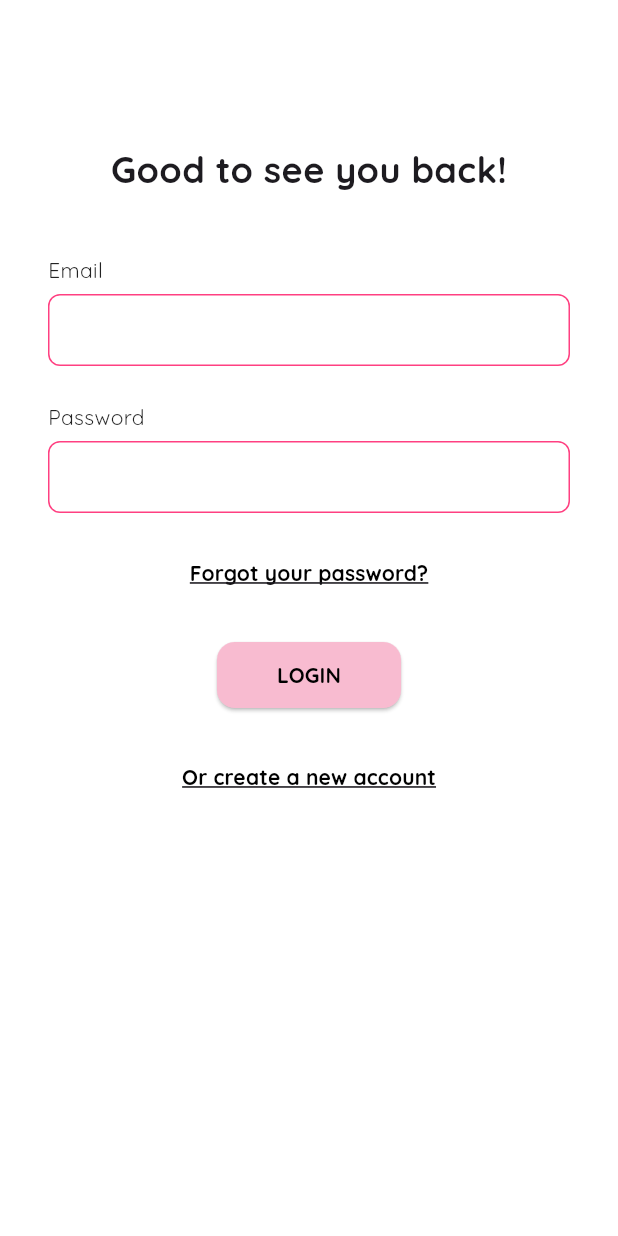
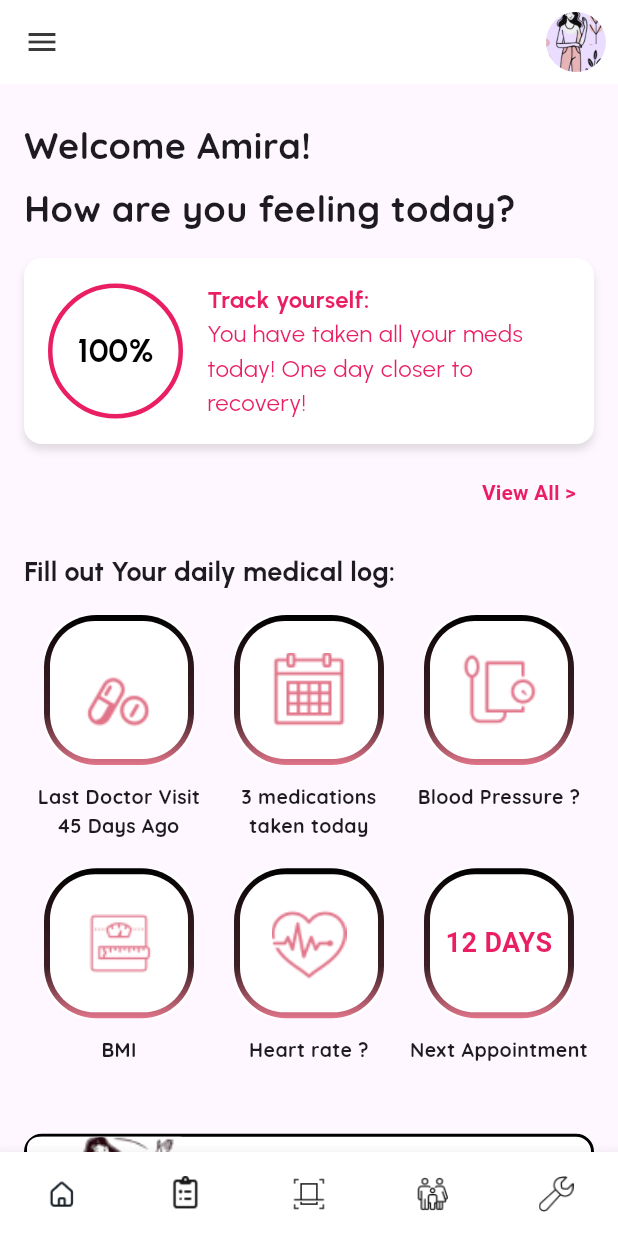
Before and after one commit to BechiriElbatoul/Pink-Bytes-Project, a Flutter app: the screen it shows after launch, on a phone screen of 412 x 824 dp. Run offline on Flutter 3.47's test engine with Material 3 defaults, Android fonts, the phone set to English and light mode, and no system bars.

Commit message:
Committing all changes, including fonts, login, main.dart, and pubspec.yaml updates

```diff
--- /dev/null
+++ b/Frontend/mobile-app/pinktober/lib/Home_page.dart
@@ -0,0 +1,339 @@
+import 'package:flutter/material.dart';
+
+class HomePage extends StatelessWidget {
+  const HomePage({super.key});
+
+  @override
+  Widget build(BuildContext context) {
+    return Scaffold(
+      appBar: AppBar(
+        backgroundColor: Colors.white,
+        elevation: 0,
+        actions: [
+          Padding(
+            padding: const EdgeInsets.all(8.0),
+            child: CircleAvatar(
+              backgroundImage: AssetImage('assets/images/sign_up.png'),
+            ),
+          ),
+        ],
+        leading: IconButton(
+          icon: const Icon(Icons.menu, color: Color.fromARGB(255, 58, 56, 56)),
+          onPressed: () {},
+        ),
+      ),
+      body: SingleChildScrollView(
+        child: Padding(
+          padding: const EdgeInsets.all(16.0),
+          child: Column(
+            crossAxisAlignment: CrossAxisAlignment.start,
+            children: [
+              const SizedBox(height: 8),
+              const Text(
+                'Welcome Amira!',
+                style: TextStyle(
+                  fontSize: 24,
+                  fontWeight: FontWeight.bold,
+                  fontFamily: 'Quicksand',
+                ),
+              ),
+              const SizedBox(height: 8),
+              const Text(
+                'How are you feeling today?',
+                style: TextStyle(
+                  fontSize: 24,
+                  fontWeight: FontWeight.bold,
+                  fontFamily: 'Quicksand',
+                ),
+              ),
+              const SizedBox(height: 16),
+              _buildProgressCard(),
+              const SizedBox(height: 8),
+              Align(
+                alignment: Alignment.centerRight,
+                child: TextButton(
+                  onPressed: () {},
+                  child: const Text(
+                    'View All >',
+                    style: TextStyle(
+                      color: Colors.pink,
+                      fontWeight: FontWeight.bold,
+                    ),
+                  ),
+                ),
+              ),
+              const SizedBox(height: 16),
+              const Text(
+                'Fill out Your daily medical log:',
+                style: TextStyle(
+                    fontSize: 18,
+                    fontWeight: FontWeight.bold,
+                    fontFamily: 'Urbanist'),
+              ),
+              const SizedBox(height: 8),
+              _buildScareSection(),
+              const SizedBox(height: 16),
+              _buildImageTextRectangle(),
+            ],
+          ),
+        ),
+      ),
+      bottomNavigationBar: _buildBottomNavigationBar(),
+    );
+  }
+
+  BottomNavigationBar _buildBottomNavigationBar() {
+    return BottomNavigationBar(
+      items: [
+        BottomNavigationBarItem(
+          icon: Image.asset('assets/images/Home.png', width: 24, height: 24),
+          label: '',
+        ),
+        BottomNavigationBarItem(
+          icon: Image.asset('assets/images/nav 1.png', width: 24, height: 24),
+          label: '',
+        ),
+        BottomNavigationBarItem(
+          icon: Image.asset('assets/images/nav 2.png', width: 24, height: 24),
+          label: '',
+        ),
+        BottomNavigationBarItem(
+          icon: Image.asset('assets/images/nav 3.png', width: 24, height: 24),
+          label: '',
+        ),
+        BottomNavigationBarItem(
+          icon: Image.asset('assets/images/nav 4.png', width: 24, height: 24),
+          label: '',
+        ),
+      ],
+      currentIndex: 0,
+      onTap: (index) {},
+      backgroundColor: Colors.white,
+      selectedItemColor: Colors.pink,
+      unselectedItemColor: Colors.grey,
+      type: BottomNavigationBarType.fixed,
+      selectedFontSize: 0,
+      unselectedFontSize: 0,
+    );
+  }
+
+  Widget _buildProgressCard() {
+    return Container(
+      padding: const EdgeInsets.all(16.0),
+      decoration: BoxDecoration(
+        color: Colors.white,
+        borderRadius: BorderRadius.circular(12),
+        boxShadow: [
+          BoxShadow(
+            color: Colors.black12,
+            offset: const Offset(0, 4),
+            blurRadius: 4,
+          ),
+        ],
+      ),
+      child: Row(
+        crossAxisAlignment: CrossAxisAlignment.center,
+        children: [
+          // Pink circle with border
+          Container(
+            width: 90,
+            height: 90,
+            decoration: BoxDecoration(
+              shape: BoxShape.circle,
+              border: Border.all(color: Colors.pink, width: 3),
+              color: Colors.white,
+            ),
+            child: const Center(
+              child: Text(
+                '100%',
+                style: TextStyle(
+                  color: Colors.black,
+                  fontWeight: FontWeight.bold,
+                  fontFamily: 'Urbanist',
+                  fontSize: 22,
+                ),
+              ),
+            ),
+          ),
+          const SizedBox(width: 16),
+          Expanded(
+            child: Column(
+              crossAxisAlignment: CrossAxisAlignment.start,
+              children: [
+                const Text(
+                  'Track yourself:',
+                  style: TextStyle(
+                    fontSize: 16,
+                    color: Colors.pink,
+                    fontFamily: 'Urbanist',
+                    fontWeight: FontWeight.bold,
+                  ),
+                ),
+                const Text(
+                  'You have taken all your meds today! One day closer to recovery!',
+                  style: TextStyle(
+                    fontSize: 16,
+                    color: Colors.pink,
+                    fontFamily: 'Urbanist',
+                    fontWeight: FontWeight.normal,
+                  ),
+                ),
+              ],
+            ),
+          ),
+        ],
+      ),
+    );
+  }
+
+  Widget _buildScareSection() {
+    final List<String> labels = [
+      'Last Doctor Visit 45 Days Ago',
+      '3 medications taken today',
+      'Blood Pressure ?',
+      'BMI',
+      'Heart rate ?',
+      'Next Appointment',
+    ];
+
+    return GridView.count(
+      crossAxisCount: 3,
+      childAspectRatio: 0.75,
+      shrinkWrap: true,
+      physics: const NeverScrollableScrollPhysics(),
+      children: List.generate(6, (index) {
+        return Column(
+          mainAxisSize: MainAxisSize.min,
+          children: [
+            Container(
+              width: 100,
+              height: 100,
+              margin: const EdgeInsets.all(8.0),
+              decoration: BoxDecoration(
+                color: Colors.white,
+                borderRadius: BorderRadius.circular(30),
+                border: Border.all(
+                  width: 0.0001,
+                ),
+              ),
+              child: Stack(
+                children: [
+                  Positioned.fill(
+                    child: Container(
+                      decoration: BoxDecoration(
+                        borderRadius: BorderRadius.circular(35),
+                        gradient: LinearGradient(
+                          colors: [
+                            const Color(0xFF000000),
+                            const Color(0xFF2B161A),
+                            const Color(0xFF3E2026),
+                            const Color(0xFFE17489),
+                          ],
+                          stops: const [0.0, 0.33, 0.66, 1.0],
+                          begin: Alignment.topCenter,
+                          end: Alignment.bottomCenter,
+                        ),
+                      ),
+                    ),
+                  ),
+                  Container(
+                    margin: const EdgeInsets.all(4.0),
+                    decoration: BoxDecoration(
+                      color: Colors.white,
+                      borderRadius: BorderRadius.circular(30),
+                    ),
+                    child: Center(
+                      child: index == 5
+                          ? const Text(
+                              '12 DAYS',
+                              style: TextStyle(
+                                fontSize: 18,
+                                fontWeight: FontWeight.bold,
+                                color: Colors.pink,
+                              ),
+                              textAlign: TextAlign.center,
+                            )
+                          : Container(
+                              width: 50,
+                              height: 50,
+                              decoration: BoxDecoration(
+                                color: const Color.fromARGB(255, 255, 255, 255),
+                              ),
+                              child: Image.asset(
+                                'assets/images/${index + 1}.png',
+                                fit: BoxFit.cover,
+                              ),
+                            ),
+                    ),
+                  ),
+                ],
+              ),
+            ),
+            const SizedBox(height: 4),
+            Text(
+              labels[index],
+              style: const TextStyle(
+                fontSize: 13,
+                fontWeight: FontWeight.bold,
+                fontFamily: 'Quicksand',
+              ),
+              textAlign: TextAlign.center,
+            ),
+          ],
+        );
+      }),
+    );
+  }
+
+  Widget _buildImageTextRectangle() {
+    return Container(
+      width: double.infinity,
+      height: 150.0,
+      margin: const EdgeInsets.symmetric(
+        horizontal: 0,
+        vertical: 0,
+      ),
+      padding: const EdgeInsets.all(0),
+      decoration: BoxDecoration(
+        color: Colors.white,
+        borderRadius: BorderRadius.circular(12),
+        border: Border.all(
+          color: Colors.black,
+          width: 2.0,
+        ),
+      ),
+      child: Row(
+        children: [
+          Container(
+            width: 110,
+            height: double.infinity,
+            decoration: BoxDecoration(
+              borderRadius: BorderRadius.circular(8),
+              color: const Color.fromARGB(255, 255, 255, 255),
+            ),
+            child: ClipRRect(
+              borderRadius: BorderRadius.circular(8),
+              child: Image.asset(
+                'assets/images/Girl.png',
+                fit: BoxFit.cover,
+                height: double.infinity,
+              ),
+            ),
+          ),
+          const SizedBox(width: 16),
+          const Expanded(
+            child: Text(
+              '“Family is the heart of our journey, giving us strength when we need it most.”', // Replace with your actual text
+              style: const TextStyle(
+                fontSize: 20,
+                fontWeight: FontWeight.bold,
+                fontFamily: 'Urbanist',
+              ),
+              textAlign: TextAlign.start,
+            ),
+          ),
+        ],
+      ),
+    );
+  }
+}
--- a/Frontend/mobile-app/pinktober/lib/main.dart
+++ b/Frontend/mobile-app/pinktober/lib/main.dart
@@ -1,6 +1,7 @@
 import 'package:flutter/material.dart';
 import 'Sign_up.dart';
 import 'login.dart';
+import 'Home_page.dart';
 
 void main() {
   runApp(MyApp());
@@ -14,9 +15,10 @@ class MyApp extends StatelessWidget {
       theme: ThemeData(
         primarySwatch: Colors.pink,
       ),
-      initialRoute: '/login',
+      initialRoute: '/homepage',
       debugShowCheckedModeBanner: false,
       routes: {
+        '/homepage': (context) => HomePage(),
         '/login': (context) => LoginScreen(),
         '/signup': (context) => SignUpScreen(),
       },
```
Also changed, not shown: Frontend/mobile-app/pinktober/assets/images/1.png (added), Frontend/mobile-app/pinktober/assets/images/2.png (added), Frontend/mobile-app/pinktober/assets/images/3.png (added), Frontend/mobile-app/pinktober/assets/images/4.png (added), Frontend/mobile-app/pinktober/assets/images/5.png (added), Frontend/mobile-app/pinktober/assets/images/Girl.png (added), Frontend/mobile-app/pinktober/assets/images/Home.png (added), Frontend/mobile-app/pinktober/assets/images/nav 1.png (added), Frontend/mobile-app/pinktober/assets/images/nav 2.png (added), Frontend/mobile-app/pinktober/assets/images/nav 3.png (added), Frontend/mobile-app/pinktober/assets/images/nav 4.png (added).
